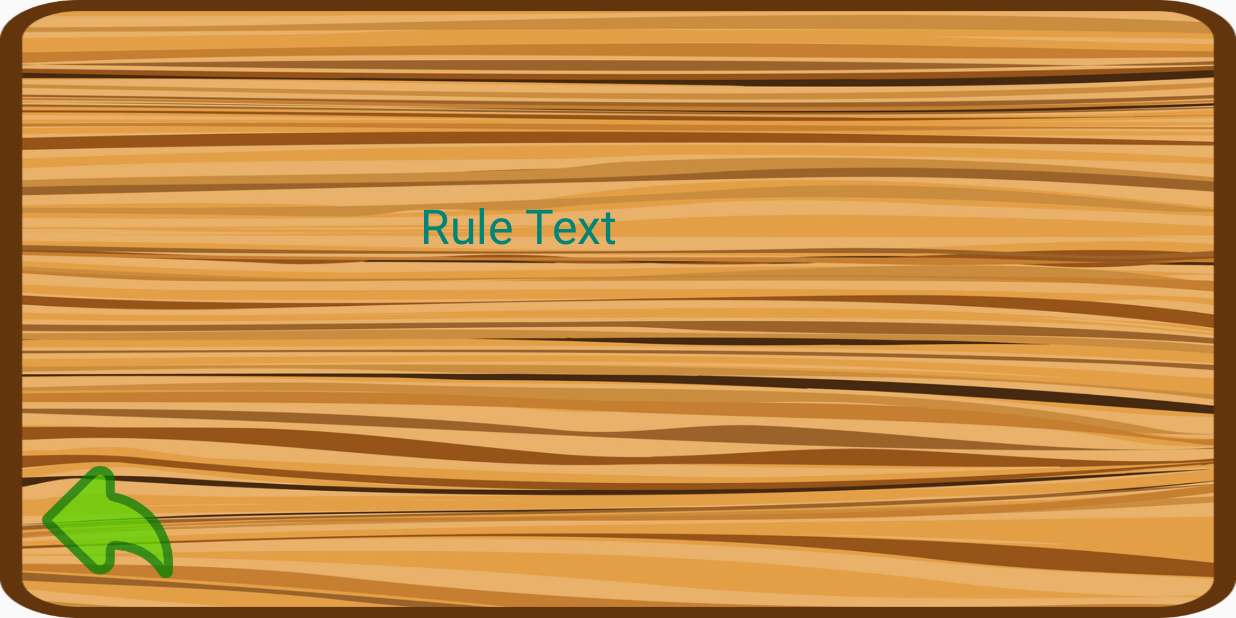
After one commit to DmitriiLevchenko/AndroidGamesRepository, an Android app: the Rules screen opened directly, with no data from a screen before it, on a phone screen of 824 x 412 dp (held sideways). The commit adds this screen. Run offline under Robolectric (Android 15) with nearby library versions, the phone set to English and light mode, and no system bars.

Commit message:
add rule fix back bug

```diff
--- a/app/src/main/AndroidManifest.xml
+++ b/app/src/main/AndroidManifest.xml
@@ -9,8 +9,11 @@
         android:roundIcon="@mipmap/ic_launcher_round"
         android:supportsRtl="true"
         android:theme="@style/AppTheme">
-        <activity android:name=".LimboGame"
+        <activity android:name=".Rules"
             android:screenOrientation="landscape"></activity>
+        <activity
+            android:name=".LimboGame"
+            android:screenOrientation="landscape" />
         <activity
             android:name=".JumpGame"
             android:screenOrientation="landscape" />
--- a/app/src/main/java/EvadingLogik/GameViewEvading.java
+++ b/app/src/main/java/EvadingLogik/GameViewEvading.java
@@ -29,7 +29,7 @@ public class GameViewEvading extends SurfaceView implements Runnable {
     private Context context;
     private SurfaceHolder surfaceHolder;
     private ArrayList<Сoconut> cocounts = new ArrayList<>();
-    private final int COCOUNT_INTERVAL = 30;
+    private final int COCOUNT_INTERVAL = 17;
     private int currentTime = 0;
     private Bitmap bitmap;
     private Boolean cheker = false;
--- /dev/null
+++ b/app/src/main/java/com/example/rabgame/Rules.java
@@ -0,0 +1,41 @@
+package com.example.rabgame;
+
+import androidx.appcompat.app.AppCompatActivity;
+
+import android.content.Intent;
+import android.os.Bundle;
+import android.view.View;
+import android.widget.ImageView;
+
+public class Rules extends AppCompatActivity {
+private ImageView back;
+    @Override
+    protected void onCreate(Bundle savedInstanceState) {
+        super.onCreate(savedInstanceState);
+        setContentView(R.layout.activity_rules);
+        back = findViewById(R.id.back3);
+        back.setOnClickListener(CreatesetOnclickListener());
+
+
+
+    }
+    public View.OnClickListener CreatesetOnclickListener()
+    {
+        View.OnClickListener onClickListener = new View.OnClickListener() {
+            @Override
+            public void onClick(View v) {
+                switch (v.getId())
+                {
+                    case R.id.back3:
+                        CreateIntent();break;
+                }
+            }
+        };
+        return onClickListener;
+    }
+    public void CreateIntent() {
+        Intent intent = new Intent(Rules.this, MainActivity.class);
+        startActivity(intent);
+        this.finish();
+    }
+}
--- /dev/null
+++ b/app/src/main/res/layout/activity_rules.xml
@@ -0,0 +1,31 @@
+<?xml version="1.0" encoding="utf-8"?>
+<androidx.constraintlayout.widget.ConstraintLayout xmlns:android="http://schemas.android.com/apk/res/android"
+    xmlns:app="http://schemas.android.com/apk/res-auto"
+    xmlns:tools="http://schemas.android.com/tools"
+    android:layout_width="match_parent"
+    android:layout_height="match_parent"
+    tools:context=".Rules"
+    android:background="@drawable/rules">
+
+    <ImageView
+        android:id="@+id/back3"
+        android:layout_width="87dp"
+        android:layout_height="120dp"
+        android:layout_marginStart="28dp"
+        android:layout_marginBottom="4dp"
+        app:layout_constraintBottom_toBottomOf="parent"
+        app:layout_constraintStart_toStartOf="parent"
+        app:srcCompat="@drawable/back_50" />
+
+    <TextView
+        android:id="@+id/textView3"
+        android:layout_width="wrap_content"
+        android:layout_height="wrap_content"
+        android:layout_marginStart="280dp"
+        android:layout_marginBottom="240dp"
+        android:text="Rule Text"
+        android:textColor="@color/colorPrimary"
+        android:textSize="32dp"
+        app:layout_constraintBottom_toBottomOf="parent"
+        app:layout_constraintStart_toStartOf="parent" />
+</androidx.constraintlayout.widget.ConstraintLayout>
--- a/app/src/main/res/layout/activity_shop.xml
+++ b/app/src/main/res/layout/activity_shop.xml
@@ -107,6 +107,7 @@
         android:layout_marginStart="240dp"
         android:layout_marginBottom="60dp"
         android:text="TextView"
+        android:textStyle="bold"
         android:textSize="32dp"
         app:layout_constraintBottom_toBottomOf="parent"
         app:layout_constraintStart_toStartOf="parent" />
--- a/app/src/main/res/values/colors.xml
+++ b/app/src/main/res/values/colors.xml
@@ -3,4 +3,7 @@
     <color name="colorPrimary">#008577</color>
     <color name="colorPrimaryDark">#00574B</color>
     <color name="colorAccent">#D81B60</color>
+    <color name="gold">#c57300</color>
+    <color name = "red">#800</color>
+    <color name = "black">#110001</color>
 </resources>
```
Also changed, not shown: app/src/main/java/com/example/rabgame/MainActivity.java (+16 -3 lines), app/src/main/res/layout/activity_main.xml (+25 -8 lines).
